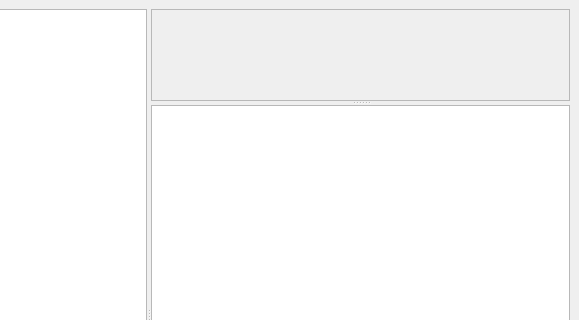
Old version of the form desktop/viewimageswindow.ui in the repository davidrg/zxweather; both pictures show x 281 to 860 and y 0 to 320 of the 860 by 633 pixel window.
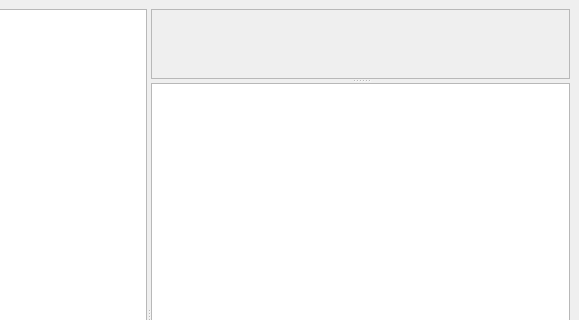
New version of the form. Icons and pictures are not drawn. Custom widgets are drawn as their Qt base class.

Commit message: ImageWidget improvements - double-click to open in new window and made dragging start on mouse click & move rather than mouse click.

Diff of the .ui file:
```diff
--- a/desktop/viewimageswindow.ui
+++ b/desktop/viewimageswindow.ui
@@ -59,6 +59,18 @@
           </rect>
          </property>
          <layout class="QGridLayout" name="gridLayout_3">
+          <property name="leftMargin">
+           <number>0</number>
+          </property>
+          <property name="topMargin">
+           <number>0</number>
+          </property>
+          <property name="rightMargin">
+           <number>0</number>
+          </property>
+          <property name="bottomMargin">
+           <number>0</number>
+          </property>
           <item row="0" column="0">
            <widget class="ImageWidget" name="lImage">
             <property name="text">
```
Left out of the diff: 5 changed lines with no effect on the pictures. The commit also changes 3 other files.
